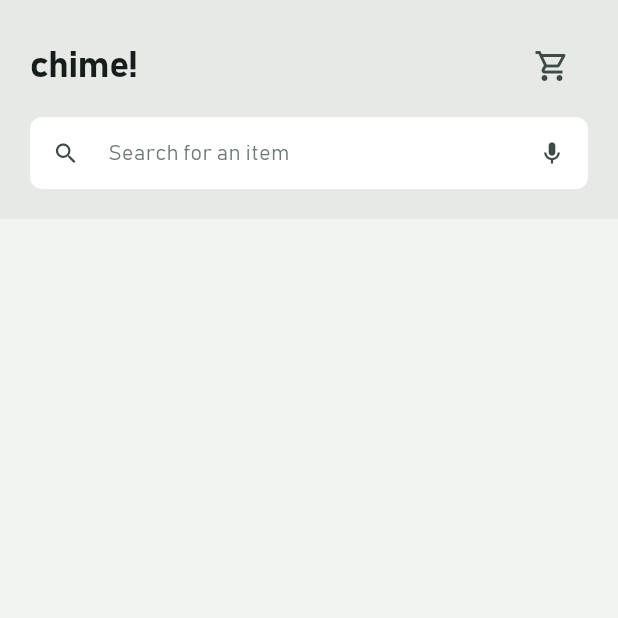
After one commit to giociudadano/Chime, a Flutter app: the ShopPage screen opened directly, on a phone screen of 412 x 824 dp, the top half of it. The commit adds this screen. Run offline on Flutter 3.47's test engine with Material 2 defaults, Android fonts, the phone set to English and light mode, and no system bars; our stand-ins replace firebase_auth, firebase_core, firebase_database, google_sign_in, material_color_utilities, shared_preferences; accounts and stored records are empty; generated files the repository leaves out were written again.

Commit message:
Add Shop top bar UI

```diff
--- a/lib/main.dart
+++ b/lib/main.dart
@@ -26,6 +26,8 @@ part 'pages/onboarding.dart';
 part 'pages/login.dart';
 part 'pages/signup.dart';
 part 'pages/home.dart';
+part 'pages/shop.dart';
+part 'pages/profile.dart';
 
 part 'services/auth_service.dart';
 
@@ -88,14 +90,14 @@ class _MyAppState extends State<MyApp> {
       theme: ThemeData(
         useMaterial3: true,
         colorScheme: ColorScheme.fromSeed(
-          seedColor: Colors.deepPurple,
+          seedColor: const Color(0xFF64FFDA),
           brightness: Brightness.light,
         ),
       ),
       darkTheme: ThemeData(
         useMaterial3: true,
         colorScheme: ColorScheme.fromSeed(
-          seedColor: Colors.deepPurple,
+          seedColor: const Color(0xFF64FFDA),
           brightness: Brightness.dark,
         ),
       ),
--- a/lib/models/material_colors_model.dart
+++ b/lib/models/material_colors_model.dart
@@ -2,7 +2,7 @@ import 'package:flutter/material.dart';
 import 'package:material_color_utilities/palettes/core_palette.dart';
 
 class MaterialColors {
-  static Color seedColor = Colors.deepPurple;
+  static Color seedColor = const Color(0xFF64FFDA);
 
   static Color getSurface(bool darkMode) {
     CorePalette p = CorePalette.of(seedColor.value);
--- /dev/null
+++ b/lib/pages/shop.dart
@@ -0,0 +1,86 @@
+part of main;
+
+class ShopPage extends StatefulWidget {
+  const ShopPage({super.key});
+
+  @override
+  State<ShopPage> createState() => _ShopPageState();
+}
+
+class _ShopPageState extends State<ShopPage> {
+  final _searchBox = TextEditingController();
+
+  @override
+  Widget build(BuildContext context) {
+    bool darkMode = Theme.of(context).brightness == Brightness.dark;
+    return Scaffold(
+      backgroundColor: MaterialColors.getSurface(darkMode),
+      body: Column(
+        crossAxisAlignment: CrossAxisAlignment.stretch,
+        children: [
+          Container(
+            color: MaterialColors.getSurfaceContainer(darkMode),
+            child: Padding(
+              padding: const EdgeInsets.all(20.0),
+              child: Column(
+                children: [
+                  Row(
+                    mainAxisAlignment: MainAxisAlignment.spaceBetween,
+                    children: [
+                      Text(
+                        AppLocalizations.of(context)!.appName,
+                        style: const TextStyle(
+                            fontFamily: 'Bahnschrift',
+                            fontVariations: [
+                              FontVariation('wght', 700),
+                              FontVariation('wdth', 100),
+                            ],
+                            fontSize: 25,
+                            letterSpacing: -0.3),
+                      ),
+                      IconButton(
+                        icon: const Icon(Icons.shopping_cart_outlined),
+                        onPressed: () {},
+                      ),
+                    ],
+                  ),
+                  const SizedBox(height: 10),
+                  TextField(
+                    controller: _searchBox,
+                    decoration: InputDecoration(
+                      border: OutlineInputBorder(
+                        borderSide: BorderSide.none,
+                        borderRadius: BorderRadius.circular(8.0),
+                      ),
+                      contentPadding: EdgeInsets.zero,
+                      hintText: "Search for an item",
+                      hintStyle: TextStyle(
+                          color: Theme.of(context).colorScheme.outline),
+                      filled: true,
+                      fillColor:
+                          MaterialColors.getSurfaceContainerLowest(darkMode),
+                      isDense: true,
+                      prefixIcon: const Icon(Icons.search_outlined),
+                      suffixIcon: IconButton(
+                        icon: const Icon(Icons.mic_outlined),
+                        onPressed: () {},
+                      ),
+                    ),
+                    style: const TextStyle(
+                      fontFamily: 'Bahnschrift',
+                      fontVariations: [
+                        FontVariation('wght', 300),
+                        FontVariation('wdth', 100),
+                      ],
+                      fontSize: 14,
+                    ),
+                  ),
+                ],
+              ),
+            ),
+          ),
+        ],
+      ),
+    );
+  }
+}
```
Also changed, not shown: lib/l10n/app_en.arb (+6 -10 lines), lib/pages/home.dart (+100 -43 lines), lib/pages/profile.dart (added, +60 -0 lines).
